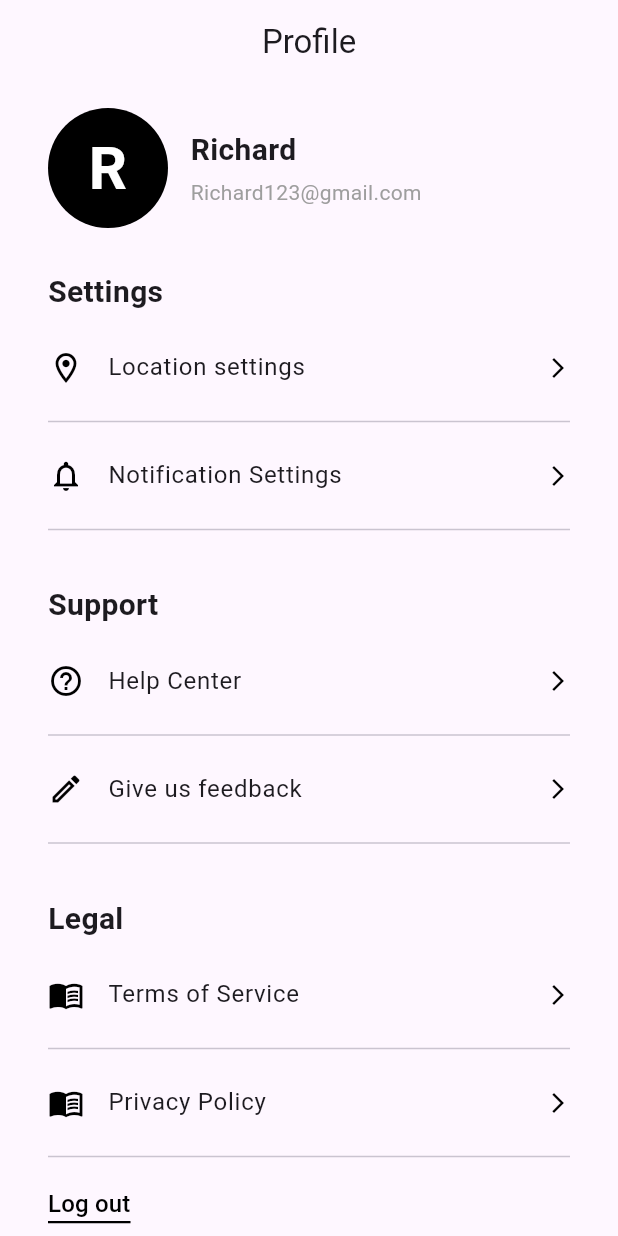
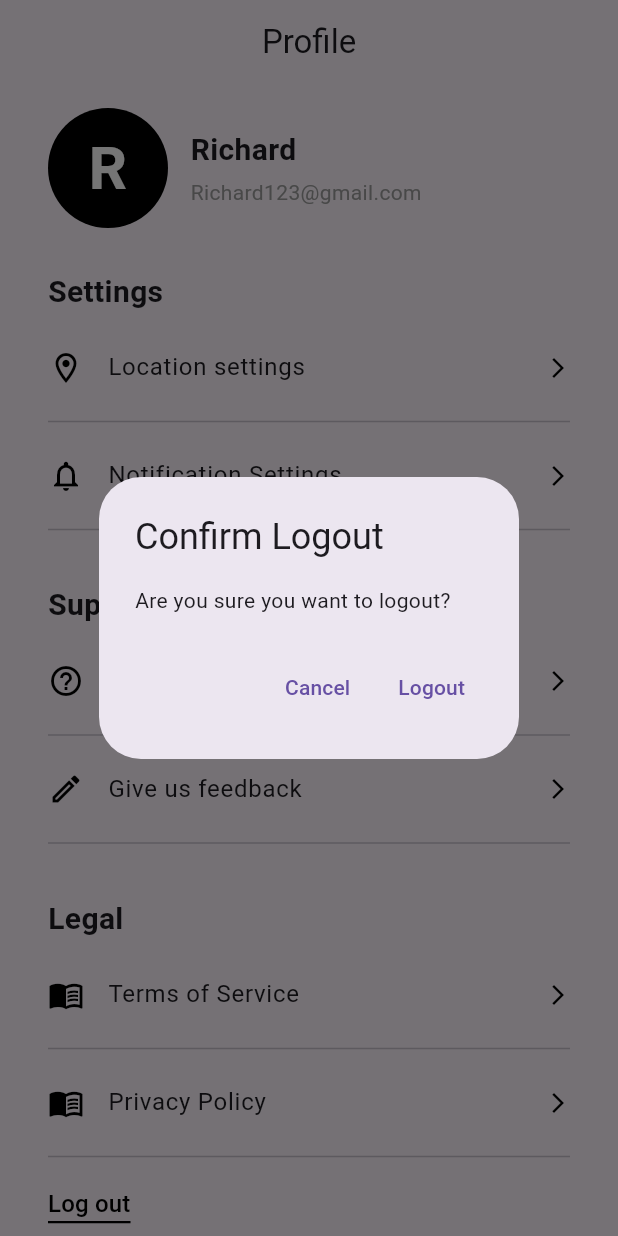
Before and after one commit to ZionStarPvt/helpalife-mobile, a Flutter app: the ProfilePage screen opened directly, after a tap on "Log out", on a phone screen of 412 x 824 dp. Run offline on Flutter 3.47's test engine with Material 3 defaults, Android fonts, the phone set to English and light mode, and no system bars; our stand-ins replace flutter_otp_text_field, flutter_switch, get, intl_phone_field, loading_animation_widget, shared_preferences; accounts and stored records are empty.

Commit message:
redirected to login page after clicked the logout button

```diff
--- a/lib/onborading_screen/onboarding_screen.dart
+++ b/lib/onborading_screen/onboarding_screen.dart
@@ -134,7 +134,7 @@ class _OnboardingScreenState extends State<OnboardingScreen> {
                   TextButton(
                     onPressed: () {
                       if (_currentPage == 0) {
-                          Get.to(PhoneLogin());
+                        Get.offAll(() => PhoneLogin());
                       }else{
                         _controller.animateToPage(
                           _currentPage - 1,
@@ -152,7 +152,7 @@ class _OnboardingScreenState extends State<OnboardingScreen> {
                   ElevatedButton(
                     onPressed: () {
                       if (_currentPage == _images.length - 1) {
-                            Get.to(PhoneLogin());
+                        Get.offAll(() => PhoneLogin());
                       } else {
                         _controller.animateToPage(
                           _currentPage + 1,
--- a/lib/profile_screen/profile_page.dart
+++ b/lib/profile_screen/profile_page.dart
@@ -4,7 +4,9 @@ import 'package:helpalife_mobile/profile_screen/give_us_feedback_page.dart';
 import 'package:helpalife_mobile/profile_screen/help_center_page.dart';
 import 'package:helpalife_mobile/profile_screen/privacy_policy_page.dart';
 import 'package:helpalife_mobile/profile_screen/terms_of_service_page.dart';
+import 'package:shared_preferences/shared_preferences.dart';
 
+import '../login-api/phone_login_screen.dart';
 import 'location_settings_page.dart';
 import 'notification_settings_page.dart';
 
@@ -17,6 +19,11 @@ class ProfilePage extends StatefulWidget {
 
 class _ProfilePageState extends State<ProfilePage> {
 
+  Future<void> logout(BuildContext context) async {
+    final prefs = await SharedPreferences.getInstance();
+    await prefs.clear();
+    Get.offAll(() => PhoneLogin());
+  }
 
   @override
   Widget build(BuildContext context) {
@@ -82,7 +89,26 @@ class _ProfilePageState extends State<ProfilePage> {
                 children: [
                   TextButton(
                     onPressed: () {
-                      // Handle logout action
+                      showDialog(
+                        context: context,
+                        builder: (context) => AlertDialog(
+                          title: Text("Confirm Logout"),
+                          content: Text("Are you sure you want to logout?"),
+                          actions: [
+                            TextButton(
+                              onPressed: () => Navigator.pop(context),
+                              child: Text("Cancel"),
+                            ),
+                            TextButton(
+                              onPressed: () {
+                                Navigator.pop(context);
+                                logout(context);
+                              },
+                              child: Text("Logout"),
+                            ),
+                          ],
+                        ),
+                      );
                     },
                     style: TextButton.styleFrom(
                       padding: EdgeInsets.zero,
```
